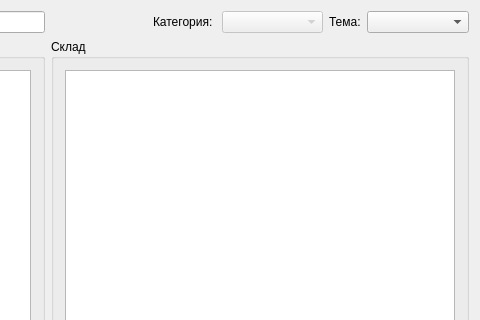
igrekus/depot, file mainwindow.ui: the form before one commit; both pictures show x 384 to 864 and y 0 to 320 of the 864 by 613 pixel window.
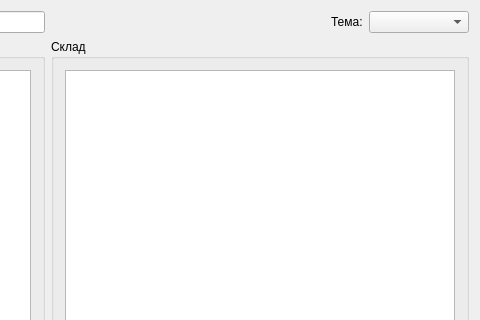
The form after the commit.

```diff
--- a/mainwindow.ui
+++ b/mainwindow.ui
@@ -32,32 +32,6 @@
           </property>
          </spacer>
         </item>
-        <item>
-         <widget class="QLabel" name="lblCategory">
-          <property name="text">
-           <string>Категория: </string>
-          </property>
-         </widget>
-        </item>
-        <item>
-         <widget class="QComboBox" name="comboCategory">
-          <property name="enabled">
-           <bool>false</bool>
-          </property>
-          <property name="sizePolicy">
-           <sizepolicy hsizetype="Expanding" vsizetype="Fixed">
-            <horstretch>0</horstretch>
-            <verstretch>0</verstretch>
-           </sizepolicy>
-          </property>
-          <property name="minimumSize">
-           <size>
-            <width>100</width>
-            <height>0</height>
-           </size>
-          </property>
-         </widget>
-        </item>
         <item>
          <widget class="QLabel" name="lblProject">
           <property name="text">
@@ -68,7 +42,7 @@
         <item>
          <widget class="QComboBox" name="comboProject">
           <property name="sizePolicy">
-           <sizepolicy hsizetype="Expanding" vsizetype="Fixed">
+           <sizepolicy hsizetype="Minimum" vsizetype="Fixed">
             <horstretch>0</horstretch>
             <verstretch>0</verstretch>
            </sizepolicy>
```
